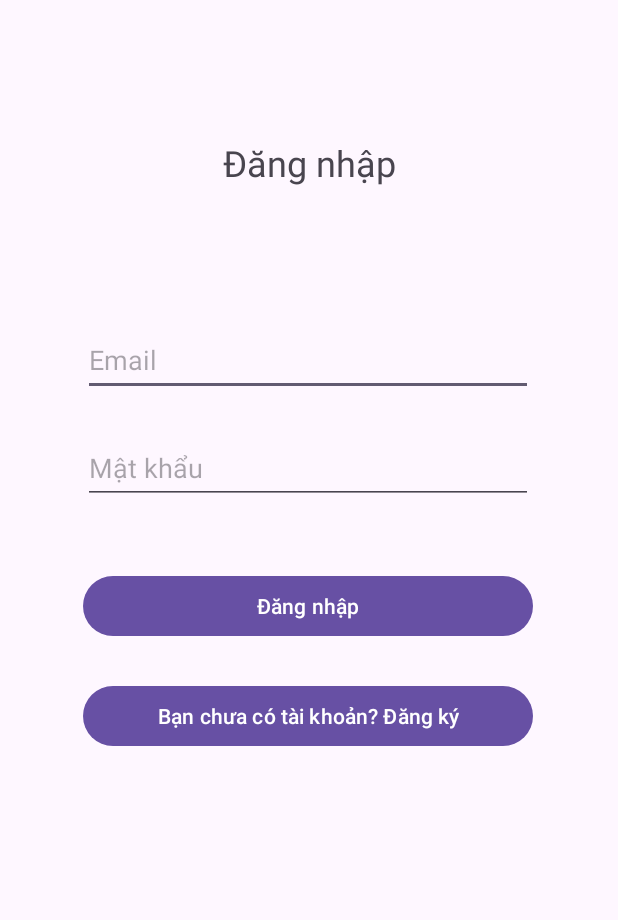
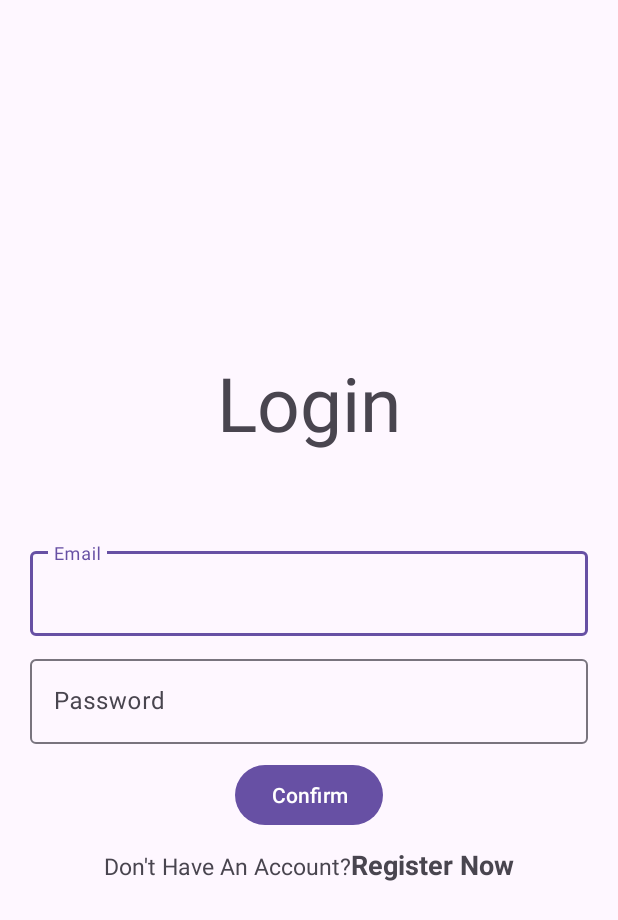
Before and after one commit to hiephid/MusicPlayer, an Android app: the screen it shows after launch (LoginActivity before the commit, Login after it), on a phone screen of 412 x 824 dp. Shown: the top 920 px of the screen. Run offline under Robolectric (Android 15) with nearby library versions, the phone set to English and light mode, and no system bars; our stand-ins replace Firebase (no records; nobody signed in at launch, a user with empty details on screens opened directly).

Commit message:
Sua register vs login

```diff
--- a/app/build.gradle.kts
+++ b/app/build.gradle.kts
@@ -37,9 +37,12 @@ dependencies {
     implementation(libs.constraintlayout)
     implementation(libs.firebase.auth)
     implementation(libs.firebase.firestore)
+    implementation(libs.firebase.database)
     testImplementation(libs.junit)
     androidTestImplementation(libs.ext.junit)
     androidTestImplementation(libs.espresso.core)
+    implementation(platform("com.google.firebase:firebase-bom:32.7.0"))
+    implementation("com.google.firebase:firebase-database")
 
     implementation ("com.github.bumptech.glide:glide:4.16.0")
     annotationProcessor ("com.github.bumptech.glide:compiler:4.16.0")
--- a/app/src/main/AndroidManifest.xml
+++ b/app/src/main/AndroidManifest.xml
@@ -2,6 +2,7 @@
 <manifest xmlns:android="http://schemas.android.com/apk/res/android"
     xmlns:tools="http://schemas.android.com/tools">
 
+    <uses-permission android:name="android.permission.INTERNET" />
     <uses-permission android:name="android.permission.ACCESS_NETWORK_STATE" />
     <application
         android:allowBackup="true"
@@ -14,9 +15,9 @@
         android:theme="@style/Theme.MusicPlayer"
         tools:targetApi="31">
         <activity
-            android:name=".User.RegisterActivity" />
+            android:name=".User.Register" />
         <activity
-            android:name=".User.LoginActivity"
+            android:name=".User.Login"
             android:exported="true">
             <intent-filter>
                 <action android:name="android.intent.action.MAIN" />
--- /dev/null
+++ b/app/src/main/java/com/example/musicplayer/User/Login.java
@@ -0,0 +1,98 @@
+package com.example.musicplayer.User;
+
+import androidx.annotation.NonNull;
+import androidx.appcompat.app.AppCompatActivity;
+
+import android.content.Intent;
+import android.os.Bundle;
+import android.text.TextUtils;
+import android.view.View;
+import android.widget.Button;
+import android.widget.ProgressBar;
+import android.widget.TextView;
+import android.widget.Toast;
+
+import com.example.musicplayer.MainActivity;
+import com.example.musicplayer.R;
+import com.google.android.gms.tasks.OnCompleteListener;
+import com.google.android.gms.tasks.Task;
+import com.google.android.material.textfield.TextInputEditText;
+import com.google.firebase.auth.AuthResult;
+import com.google.firebase.auth.FirebaseAuth;
+import com.google.firebase.auth.FirebaseUser;
+
+public class Login extends AppCompatActivity {
+
+    TextInputEditText editTextEmail, editTextPassword;
+    Button buttonLogin;
+    FirebaseAuth mAuth;
+    ProgressBar progressBar;
+    TextView textView;
+
+    @Override
+    public void onStart() {
+        super.onStart();
+        // Check if user is signed in (non-null) and update UI accordingly.
+        FirebaseUser currentUser = mAuth.getCurrentUser();
+        if(currentUser != null){
+            Intent intent = new Intent(getApplicationContext(),MainActivity.class);
+            startActivity(intent);
+            finish();
+        }
+    }
+
+    @Override
+    protected void onCreate(Bundle savedInstanceState) {
+        super.onCreate(savedInstanceState);
+        setContentView(R.layout.activity_login);
+        mAuth = FirebaseAuth.getInstance();
+        editTextEmail = findViewById(R.id.email);
+        editTextPassword = findViewById(R.id.password);
+        buttonLogin = findViewById(R.id.btn_login);
+        progressBar = findViewById(R.id.progressbar);
+        textView = findViewById(R.id.regNow);
+        textView.setOnClickListener(new View.OnClickListener() {
+            @Override
+            public void onClick(View v) {
+                Intent intent = new Intent(getApplicationContext(), Register.class);
+                startActivity(intent);
+                finish();
+            }
+        });
+        buttonLogin.setOnClickListener(new View.OnClickListener() {
+            @Override
+            public void onClick(View v) {
+                progressBar.setVisibility(View.VISIBLE);
+                String email, password;
+                email = String.valueOf(editTextEmail.getText());
+                password = String.valueOf(editTextPassword.getText());
+
+                if (TextUtils.isEmpty(email)){
+                    Toast.makeText(Login.this,"Enter Email",Toast.LENGTH_SHORT).show();
+                    return;}
+
+                if (TextUtils.isEmpty(password)){
+                    Toast.makeText(Login.this,"Enter Password",Toast.LENGTH_SHORT).show();
+                    return;
+                }
+                mAuth.signInWithEmailAndPassword(email, password)
+                        .addOnCompleteListener(new OnCompleteListener<AuthResult>() {
+                            @Override
+                            public void onComplete(@NonNull Task<AuthResult> task) {
+                                progressBar.setVisibility(View.GONE);
+                                if (task.isSuccessful()) {
+                                    Toast.makeText(Login.this, "Login successful", Toast.LENGTH_SHORT).show();
+                                    Intent intent = new Intent(getApplicationContext(), MainActivity.class);
+                                    startActivity(intent);
+                                    finish();
+                                } else {
+                                    Toast.makeText(Login.this, "Authentication failed.",
+                                            Toast.LENGTH_SHORT).show();
+                                }
+                            }
+                        });
+
+            }
+        });
+    }
+}
--- a/app/src/main/java/com/example/musicplayer/User/LoginActivity.java
+++ /dev/null
@@ -1,80 +0,0 @@
-package com.example.musicplayer.User;
-
-import android.content.Intent;
-import android.os.Bundle;
-import android.text.TextUtils;
-import android.util.Log;
-import android.view.View;
-import android.widget.Button;
-import android.widget.EditText;
-import android.widget.Toast;
-
-import androidx.annotation.NonNull;
-import androidx.appcompat.app.AppCompatActivity;
-
-import com.example.musicplayer.MainActivity;
-import com.example.musicplayer.R;
-import com.google.android.gms.tasks.OnCompleteListener;
-import com.google.android.gms.tasks.Task;
-import com.google.firebase.auth.AuthResult;
-import com.google.firebase.auth.FirebaseAuth;
-import com.google.firebase.auth.FirebaseUser;
-
-public class LoginActivity extends AppCompatActivity {
-    private EditText editTextEmail, editTextPassword;
-    private Button btnLogin, btnMoveToRegister;
-    private FirebaseAuth mAuth;
-
-    @Override
-    protected void onCreate(Bundle savedInstanceState) {
-        super.onCreate(savedInstanceState);
-        setContentView(R.layout.activity_login);
-
-        mAuth = FirebaseAuth.getInstance();
-        editTextEmail = findViewById(R.id.editTextEmail);
-        editTextPassword = findViewById(R.id.editTextPassword);
-        btnLogin = findViewById(R.id.btnLogin);
-        btnMoveToRegister = findViewById(R.id.btnMoveToRegister);
-
-        btnLogin.setOnClickListener(new View.OnClickListener() {
-            @Override
-            public void onClick(View v) {
-//                String email = editTextEmail.getText().toString();
-//                String password = editTextPassword.getText().toString();
-                String email = String.valueOf(editTextEmail.getText());
-                String password = String.valueOf(editTextPassword.getText());
-
-                if (TextUtils.isEmpty(email)) {
-                    Toast.makeText(getApplicationContext(), "Vui lòng nhập email", Toast.LENGTH_SHORT).show();
-                    return;
-                }
-
-                if (TextUtils.isEmpty(password)) {
-                    Toast.makeText(getApplicationContext(), "Vui lòng nhập password", Toast.LENGTH_SHORT).show();
-                    return;
-                }
-
-                mAuth.signInWithEmailAndPassword(email, password)
-                        .addOnCompleteListener(new OnCompleteListener<AuthResult>() {
-                            @Override
-                            public void onComplete(@NonNull Task<AuthResult> task) {
-                                if (task.isSuccessful()) {
-                                    Toast.makeText(LoginActivity.this, "Đăng nhập thành công", Toast.LENGTH_SHORT).show();
-                                    Intent intent = new Intent(getApplicationContext(), MainActivity.class);
-                                    startActivity(intent);
-                                } else {
-                                    Toast.makeText(LoginActivity.this, "Đăng nhập thất bại", Toast.LENGTH_SHORT).show();
-                                }
-                            }
-                        });
-            }
-        });
-
-        btnMoveToRegister.setOnClickListener(new View.OnClickListener() {
-            public void onClick(View v) {
-                Intent intent = new Intent(LoginActivity.this, RegisterActivity.class);
-                startActivity(intent);
-            }
-        });
-    }
-}
--- a/app/src/main/res/layout/activity_login.xml
+++ b/app/src/main/res/layout/activity_login.xml
@@ -1,67 +1,86 @@
 <?xml version="1.0" encoding="utf-8"?>
-<androidx.constraintlayout.widget.ConstraintLayout xmlns:android="http://schemas.android.com/apk/res/android"
-    xmlns:app="http://schemas.android.com/apk/res-auto"
+<LinearLayout xmlns:android="http://schemas.android.com/apk/res/android"
     xmlns:tools="http://schemas.android.com/tools"
     android:layout_width="match_parent"
-    android:layout_height="match_parent">
+    android:orientation="vertical"
+    android:gravity="center"
+    android:layout_height="match_parent"
+    android:padding="20dp"
+    tools:context=".User.Login">
 
-    <EditText
-        android:id="@+id/editTextEmail"
-        android:layout_width="300dp"
-        android:layout_height="48dp"
-        android:layout_marginTop="216dp"
-        android:hint="Email"
-        app:layout_constraintEnd_toEndOf="parent"
-        app:layout_constraintHorizontal_bias="0.495"
-        app:layout_constraintStart_toStartOf="parent"
-        app:layout_constraintTop_toTopOf="parent" />
 
-    <EditText
-        android:id="@+id/editTextPassword"
-        android:layout_width="300dp"
-        android:layout_height="48dp"
-        android:layout_marginTop="24dp"
-        android:hint="Mật khẩu"
-        android:inputType="textPassword"
-        app:layout_constraintEnd_toEndOf="parent"
-        app:layout_constraintHorizontal_bias="0.495"
-        app:layout_constraintStart_toStartOf="parent"
-        app:layout_constraintTop_toBottomOf="@+id/editTextEmail" />
+    <TextView
+        android:id="@+id/login"
+        android:textSize="50sp"
+        android:gravity="center"
+        android:layout_marginBottom="60dp"
+        android:layout_width="match_parent"
+        android:layout_height="wrap_content"
+        android:text="@string/login"/>
+    <com.google.android.material.textfield.TextInputLayout
+        android:layout_width="match_parent"
+        android:layout_height="wrap_content">
+
+        <com.google.android.material.textfield.TextInputEditText
+            android:id="@+id/email"
+            android:hint="@string/email"
+            android:layout_marginBottom="10dp"
+            android:layout_width="match_parent"
+            android:layout_height="wrap_content"/>
+
+    </com.google.android.material.textfield.TextInputLayout>
+
+    <com.google.android.material.textfield.TextInputLayout
+        android:layout_width="match_parent"
+        android:layout_height="wrap_content">
+
+        <com.google.android.material.textfield.TextInputEditText
+            android:id="@+id/password"
+            android:hint="@string/password"
+            android:layout_marginBottom="10dp"
+            android:layout_width="match_parent"
+            android:layout_height="wrap_content"/>
+
+    </com.google.android.material.textfield.TextInputLayout>
+
+    <ProgressBar
+        android:id="@+id/progressbar"
+        android:visibility="gone"
+        android:layout_width="wrap_content"
+        android:layout_height="wrap_content"/>
 
     <Button
-        android:id="@+id/btnLogin"
-        android:layout_width="300dp"
-        android:layout_height="wrap_content"
-        android:layout_marginTop="44dp"
-        android:text="Đăng nhập"
-        app:layout_constraintEnd_toEndOf="parent"
-        app:layout_constraintHorizontal_bias="0.495"
-        app:layout_constraintStart_toStartOf="parent"
-        app:layout_constraintTop_toBottomOf="@+id/editTextPassword" />
+        android:id="@+id/btn_login"
+        android:text="@string/confirm"
+        android:layout_width="wrap_content"
+        android:layout_height="wrap_content" />
 
-    <TextView
-        android:id="@+id/tvLogin"
+
+    <LinearLayout
         android:layout_width="wrap_content"
         android:layout_height="wrap_content"
-        android:text="Đăng nhập"
-        android:textSize="24sp"
-        app:layout_constraintBottom_toTopOf="@+id/editTextEmail"
-        app:layout_constraintEnd_toEndOf="parent"
-        app:layout_constraintStart_toStartOf="parent"
-        app:layout_constraintTop_toTopOf="parent" />
+        android:orientation="horizontal"
+        android:layout_gravity="center"
+        android:layout_marginTop="10dp">
 
-    <Button
-        android:id="@+id/btnMoveToRegister"
-        android:layout_width="300dp"
-        android:layout_height="48dp"
-        android:layout_marginBottom="100dp"
-        android:text="Bạn chưa có tài khoản? Đăng ký"
-        app:layout_constraintBottom_toBottomOf="parent"
-        app:layout_constraintEnd_toEndOf="parent"
-        app:layout_constraintHorizontal_bias="0.495"
-        app:layout_constraintStart_toStartOf="parent"
-        app:layout_constraintTop_toBottomOf="@+id/btnLogin"
-        app:layout_constraintVertical_bias="0.103" />
+        <TextView
+            android:layout_width="wrap_content"
+            android:layout_height="wrap_content"
+            android:text="@string/don_t_have_an_account"
+            android:textSize="15sp"/>
+
+        <TextView
+            android:id="@+id/regNow"
+            android:layout_width="match_parent"
+            android:layout_height="wrap_content"
+            android:gravity="center"
+            android:textStyle="bold"
+            android:text="@string/register_now"
+            android:textSize="18sp"/>
+
+    </LinearLayout>
 
 
-</androidx.constraintlayout.widget.ConstraintLayout>
+
+
+</LinearLayout>
--- a/app/src/main/res/layout/activity_main.xml
+++ b/app/src/main/res/layout/activity_main.xml
@@ -27,6 +27,7 @@ android:layout_height="match_parent">
             android:padding="16dp"
             android:scrollbars="vertical" />
 
+
     </RelativeLayout>
 
 </androidx.constraintlayout.widget.ConstraintLayout>
--- /dev/null
+++ b/app/src/main/res/values/ids.xml
@@ -0,0 +1,5 @@
+<?xml version="1.0" encoding="utf-8"?>
+<resources>
+    <item name="btn_reg" type="id" />
+    <item name="loginNow" type="id" />
+</resources>
--- a/app/src/main/res/values/strings.xml
+++ b/app/src/main/res/values/strings.xml
@@ -1,3 +1,15 @@
 <resources>
     <string name="app_name">MusicPlayer</string>
+    <string name="confirm">Confirm</string>
+    <string name="register_now">Register Now</string>
+    <string name="login">Login</string>
+    <string name="password">Password</string>
+    <string name="email">Email</string>
+    <string name="register">Register</string>
+    <string name="name">Name</string>
+    <string name="phone_number">Phone Number</string>
+    <string name="don_t_have_an_account">Don\'t Have An Account?</string>
+    <string name="already_have_an_account">Already Have An Account?</string>
+    <string name="login_now">Login Now!</string>
+    <string name="confirm_password">Confirm Password</string>
 </resources>
--- a/gradle/libs.versions.toml
+++ b/gradle/libs.versions.toml
@@ -1,5 +1,5 @@
 [versions]
-agp = "8.4.0-alpha03"
+agp = "8.4.0-alpha04"
 junit = "4.13.2"
 junitVersion = "1.1.5"
 espressoCore = "3.5.1"
@@ -12,6 +12,7 @@ firebaseAuth = "22.3.0"
 firebaseFirestore = "24.10.0"
 
 [libraries]
+firebase-database = { module = "com.google.firebase:firebase-database" }
 junit = { group = "junit", name = "junit", version.ref = "junit" }
 ext-junit = { group = "androidx.test.ext", name = "junit", version.ref = "junitVersion" }
 espresso-core = { group = "androidx.test.espresso", name = "espresso-core", version.ref = "espressoCore" }
```
Also changed, not shown: app/src/main/java/com/example/musicplayer/MainActivity.java (+11 -1 lines), app/src/main/java/com/example/musicplayer/User/Register.java (added, +139 -0 lines), app/src/main/java/com/example/musicplayer/User/RegisterActivity.java (deleted, +0 -75 lines), app/src/main/res/layout/activity_register.xml (+119 -44 lines).
